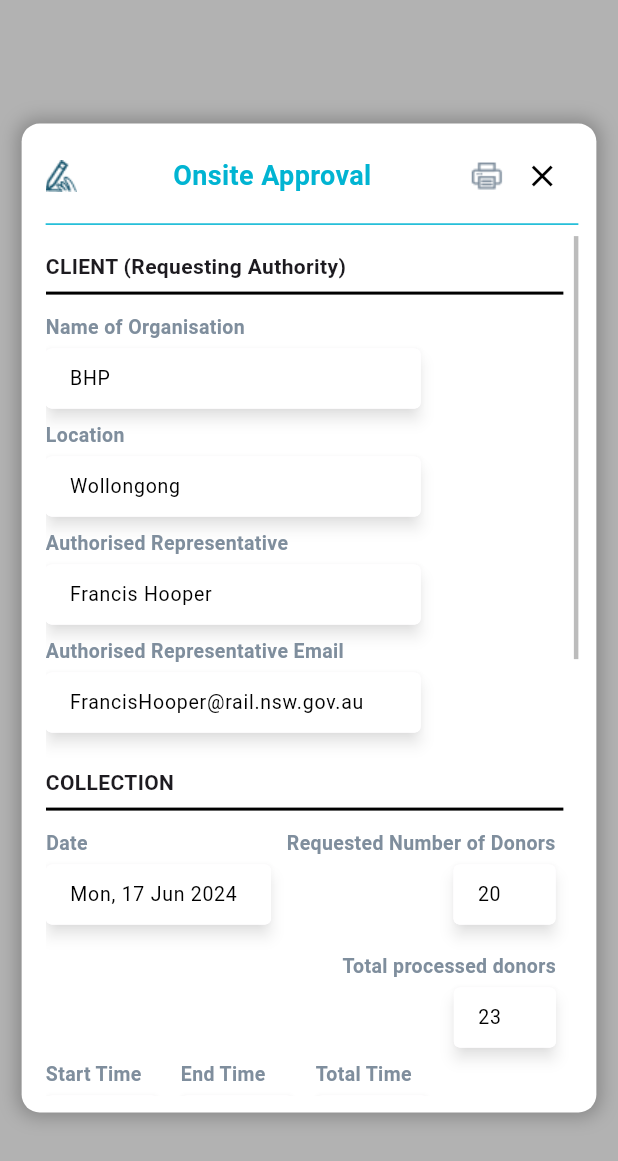
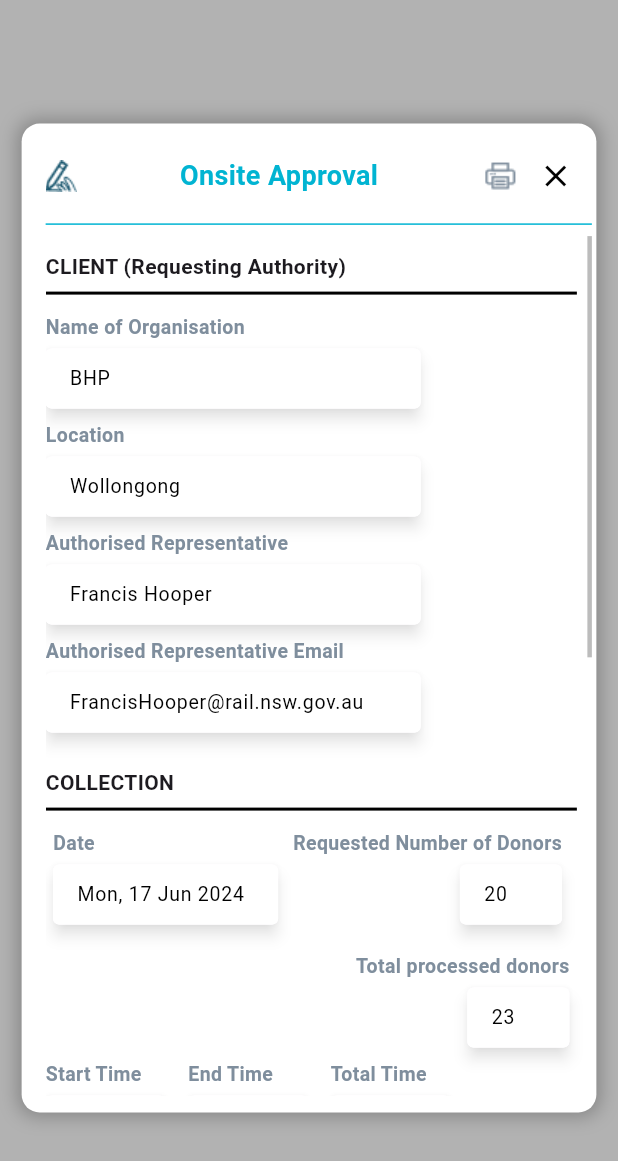
Before and after one commit to RusiraLiyanage/Collection-Manager-Mobile, a Flutter app: the OnsiteApprovalModal widget shown alone on an empty page, opened directly, on a phone screen of 412 x 824 dp. Shown: the top 1161 px of the screen. Run offline on Flutter 3.47's test engine with Material 3 defaults, Android fonts, the phone set to English and light mode, and no system bars; our stand-ins replace modal_bottom_sheet; missing offline and left inert: adaptive_action_sheet, flutter_steps, horizontal_stepper_flutter, number_pagination.

Commit message:
minor compatability changes were made based on an ios device experience

```diff
--- a/lib/screens/OnsiteApprovals/onSiteApprovalModal.dart
+++ b/lib/screens/OnsiteApprovals/onSiteApprovalModal.dart
@@ -26,7 +26,7 @@ class OnsiteApprovalModal extends StatelessWidget {
               width: MediaQuery.of(context).size.width * 0.93,
               height: MediaQuery.of(context).size.height * 0.8,
               padding: EdgeInsets.only(
-                right: 12,
+                right: 3,
                 top: 11,
                 bottom: 11,
                 left: 16,
@@ -135,7 +135,7 @@ class OnsiteApprovalModal extends StatelessWidget {
                                 Padding(
                                   padding: const EdgeInsets.only(
                                     bottom: 8.0,
-                                    right: 10,
+                                    right: 0,
                                   ),
                                   child: Column(
                                     crossAxisAlignment:
@@ -386,7 +386,7 @@ class OnsiteApprovalModal extends StatelessWidget {
                                       ),
                                       Container(
                                         height: 40,
-                                        width: 75,
+                                        width: 80,
                                         child: Material(
                                           elevation: 4,
                                           shadowColor:
@@ -459,7 +459,7 @@ class OnsiteApprovalModal extends StatelessWidget {
                                       ),
                                       Container(
                                         height: 40,
-                                        width: 75,
+                                        width: 80,
                                         child: Material(
                                           elevation: 4,
                                           shadowColor:
@@ -532,7 +532,7 @@ class OnsiteApprovalModal extends StatelessWidget {
                                       ),
                                       Container(
                                         height: 40,
-                                        width: 75,
+                                        width: 80,
                                         child: Material(
                                           elevation: 4,
                                           shadowColor:
@@ -942,6 +942,17 @@ class OnsiteApprovalModal extends StatelessWidget {
                                       ),
                                     ),
                                     SizedBox(height: 10),
+                                    Text(
+                                      "Signature",
+                                      style: TextStyle(
+                                        fontSize: 13,
+                                        fontWeight: FontWeight.bold,
+                                        color: Color(0xFF7F8E9D),
+                                      ),
+                                    ),
+                                    SizedBox(
+                                      height: 5,
+                                    ),
                                     Container(
                                       height: 135,
                                       width: 170,
--- a/lib/screens/OnsiteApprovals/onSiteApprovalsNewCard.dart
+++ b/lib/screens/OnsiteApprovals/onSiteApprovalsNewCard.dart
@@ -143,6 +143,8 @@ class OnsiteApprovalsNewCard extends StatelessWidget {
                                     fontSize: 18),
                               ),
                               onPressed: (_) {
+                                Navigator.pop(
+                                    context); // Close the bottom sheet
                                 showDialog(
                                   context: context,
                                   barrierDismissible:
```
